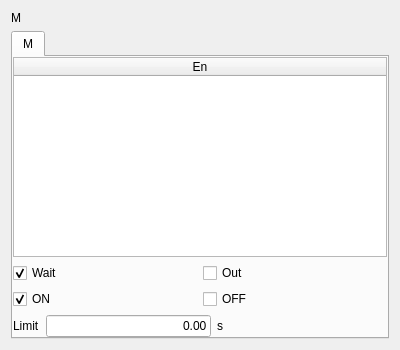
Before: the Qt Designer form hcinstruction/icwaitmeditor.ui in GaussCheng/2-5AxisPunch, drawn with Qt 5.
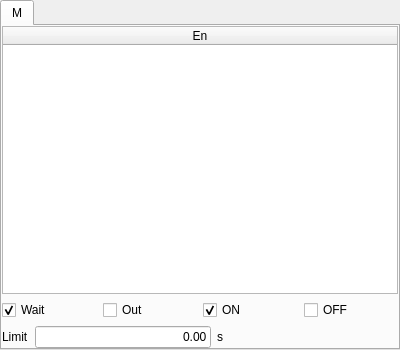
After: the same form once the commit is applied. Icons and pictures are not drawn. Custom widgets are drawn as their Qt base class.

```diff
--- a/hcinstruction/icwaitmeditor.ui
+++ b/hcinstruction/icwaitmeditor.ui
@@ -14,13 +14,21 @@
    <string>Form</string>
   </property>
   <layout class="QVBoxLayout" name="verticalLayout_3">
-   <item>
-    <widget class="QLabel" name="label">
-     <property name="text">
-      <string>M</string>
-     </property>
-    </widget>
-   </item>
+   <property name="spacing">
+    <number>2</number>
+   </property>
+   <property name="leftMargin">
+    <number>0</number>
+   </property>
+   <property name="topMargin">
+    <number>0</number>
+   </property>
+   <property name="rightMargin">
+    <number>0</number>
+   </property>
+   <property name="bottomMargin">
+    <number>0</number>
+   </property>
    <item>
     <widget class="ICTabWidget" name="tabWidget">
      <property name="currentIndex">
@@ -162,10 +170,6 @@
            </attribute>
           </widget>
          </item>
-        </layout>
-       </item>
-       <item>
-        <layout class="QHBoxLayout" name="horizontalLayout_2">
          <item>
           <widget class="QCheckBox" name="onBox">
            <property name="text">
@@ -239,11 +243,6 @@
   </layout>
  </widget>
  <customwidgets>
-  <customwidget>
-   <class>ICTableWidget</class>
-   <extends>QTableWidget</extends>
-   <header>ictablewidget.h</header>
-  </customwidget>
   <customwidget>
    <class>ICLineEditWithVirtualNumericKeypad</class>
    <extends>QLineEdit</extends>
@@ -255,6 +254,11 @@
    <header>ictabwidget.h</header>
    <container>1</container>
   </customwidget>
+  <customwidget>
+   <class>ICTableWidget</class>
+   <extends>QTableWidget</extends>
+   <header>ictablewidget.h</header>
+  </customwidget>
  </customwidgets>
  <resources/>
  <connections/>
```
Left out of the diff: 2 changed lines with no effect on the pictures.
